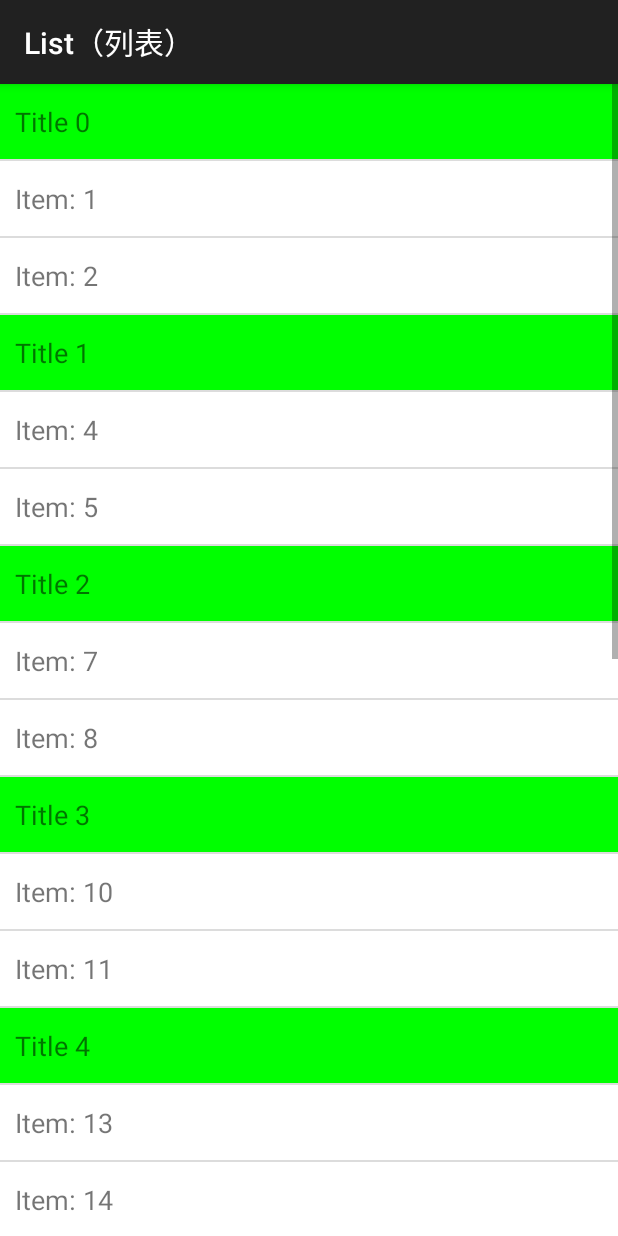
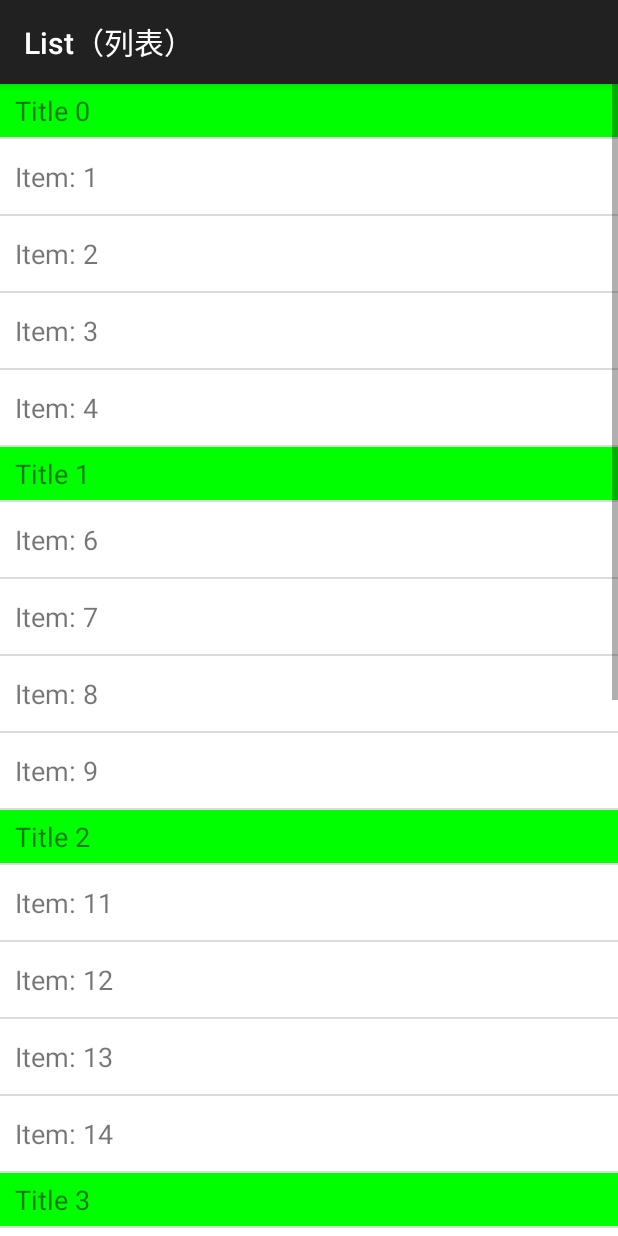
Before and after one commit to WJRye/RecyclerView, an Android app: the screen it shows after launch (RecyclerViewActivity), after a tap on "List（列表）", on a phone screen of 412 x 824 dp. Run offline under Robolectric (Android 15) with nearby library versions, the phone set to English and light mode, and no system bars.

Commit message:
优化代码

```diff
--- a/RecyclerViewDemo/app/src/main/java/wj/com/recyclerviewdemo/adapter/ListAdapter.java
+++ b/RecyclerViewDemo/app/src/main/java/wj/com/recyclerviewdemo/adapter/ListAdapter.java
@@ -43,12 +43,15 @@ public class ListAdapter extends RecyclerView.Adapter {
         textView.setGravity(Gravity.LEFT | Gravity.CENTER_VERTICAL);
         textView.setPadding(context.getResources().getDimensionPixelSize(R.dimen.padding_10dp), 0, 0, 0);
         textView.setTextSize(TypedValue.COMPLEX_UNIT_PX, context.getResources().getDimensionPixelSize(R.dimen.textSize_18sp));
+        int height = context.getResources().getDimensionPixelSize(R.dimen.size_50dp);
         if (i == VIEW_TYPE_ONE) {
             textView.setBackgroundColor(Color.WHITE);
+            height = context.getResources().getDimensionPixelSize(R.dimen.size_50dp);
         } else if (i == VIEW_TYPE_TWO) {
             textView.setBackgroundColor(Color.GREEN);
+            height = context.getResources().getDimensionPixelSize(R.dimen.size_35dp);
         }
-        RecyclerView.LayoutParams params = new RecyclerView.LayoutParams(RecyclerView.LayoutParams.MATCH_PARENT, context.getResources().getDimensionPixelSize(R.dimen.size_50dp));
+        RecyclerView.LayoutParams params = new RecyclerView.LayoutParams(RecyclerView.LayoutParams.MATCH_PARENT, height);
         textView.setLayoutParams(params);
         return new ViewCache(textView);
     }
@@ -56,8 +59,8 @@ public class ListAdapter extends RecyclerView.Adapter {
     @Override
     public void onBindViewHolder(RecyclerView.ViewHolder viewHolder, int i) {
         ViewCache viewCache = (ViewCache) viewHolder;
-        if (i % 3 == 0) {
-            viewCache.textView.setText("Title " + i / 3);
+        if (i % 5 == 0) {
+            viewCache.textView.setText("Title " + i / 5);
         } else {
             viewCache.textView.setText(mDatas.get(i));
         }
@@ -70,7 +73,7 @@ public class ListAdapter extends RecyclerView.Adapter {
 
     @Override
     public int getItemViewType(int position) {
-        if (position % 3 == 0) return VIEW_TYPE_TWO;
+        if (position % 5 == 0) return VIEW_TYPE_TWO;
         return VIEW_TYPE_ONE;
     }
 
--- a/RecyclerViewDemo/app/src/main/java/wj/com/recyclerviewdemo/adapter/StaggeredGridAdapter.java
+++ b/RecyclerViewDemo/app/src/main/java/wj/com/recyclerviewdemo/adapter/StaggeredGridAdapter.java
@@ -54,6 +54,7 @@ public class StaggeredGridAdapter extends BaseGridAdapter {
                 height = mRandom.nextInt(mWH[1]) + mWH[1];
                 mHeightArray.put(i, height);
             }
+            //动态设置item的高度
             ViewCache viewCache = (ViewCache) viewHolder;
             RecyclerView.LayoutParams params = (RecyclerView.LayoutParams) viewCache.imageView.getLayoutParams();
             params.height = height;
--- a/RecyclerViewDemo/app/src/main/res/values/dimens.xml
+++ b/RecyclerViewDemo/app/src/main/res/values/dimens.xml
@@ -3,6 +3,7 @@
     <dimen name="activity_horizontal_margin">16dp</dimen>
     <dimen name="activity_vertical_margin">16dp</dimen>
     <dimen name="size_50dp">50dp</dimen>
+    <dimen name="size_35dp">35dp</dimen>
     <dimen name="padding_10dp">10dp</dimen>
     <dimen name="textSize_18sp">18sp</dimen>
     <dimen name="line_1dp">1dp</dimen>
```
Also changed, not shown: RecyclerViewDemo/app/src/main/java/wj/com/recyclerviewdemo/adapter/BaseGridAdapter.java (+18 -0 lines), RecyclerViewDemo/app/src/main/java/wj/com/recyclerviewdemo/asynctask/BitmapAsyncTask.java (+6 -13 lines).
